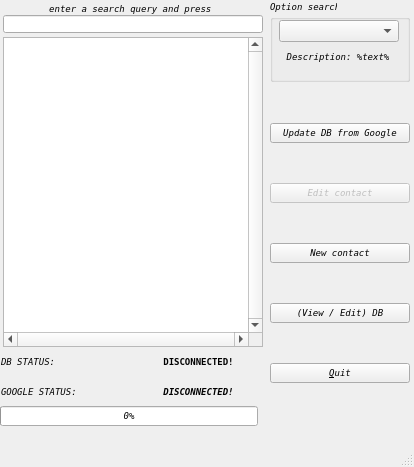
This is ui/mainform.ui in alexandr-kriptonov/contacts as Qt 5 draws it before an edit. The edited form follows.
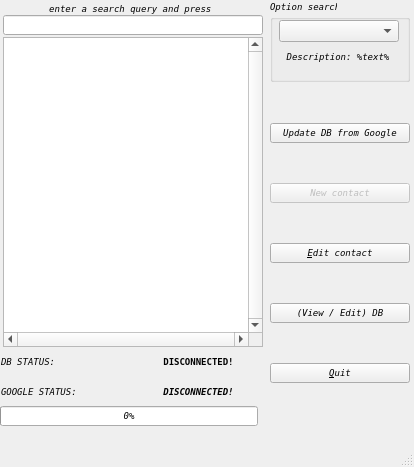
This is the edited form.

What changed in the file:
```diff
--- a/ui/mainform.ui
+++ b/ui/mainform.ui
@@ -58,22 +58,22 @@
       </widget>
      </item>
      <item>
-      <widget class="QPushButton" name="b_edit_contact">
+      <widget class="QPushButton" name="b_new_contact">
        <property name="enabled">
         <bool>false</bool>
        </property>
        <property name="text">
-        <string>Edit contact</string>
-       </property>
-      </widget>
-     </item>
-     <item>
-      <widget class="QPushButton" name="b_new_contact">
-       <property name="text">
         <string>New contact</string>
        </property>
       </widget>
      </item>
+     <item>
+      <widget class="QPushButton" name="b_edit_contact">
+       <property name="text">
+        <string>&amp;Edit contact</string>
+       </property>
+      </widget>
+     </item>
      <item>
       <widget class="QPushButton" name="b_edit_db">
        <property name="text">
@@ -260,7 +260,7 @@
       <x>3</x>
       <y>3</y>
       <width>260</width>
-      <height>30</height>
+      <height>32</height>
      </rect>
     </property>
     <layout class="QVBoxLayout" name="verticalLayout_2">
```
Left out of the diff: 3 changed lines with no effect on the pictures.
